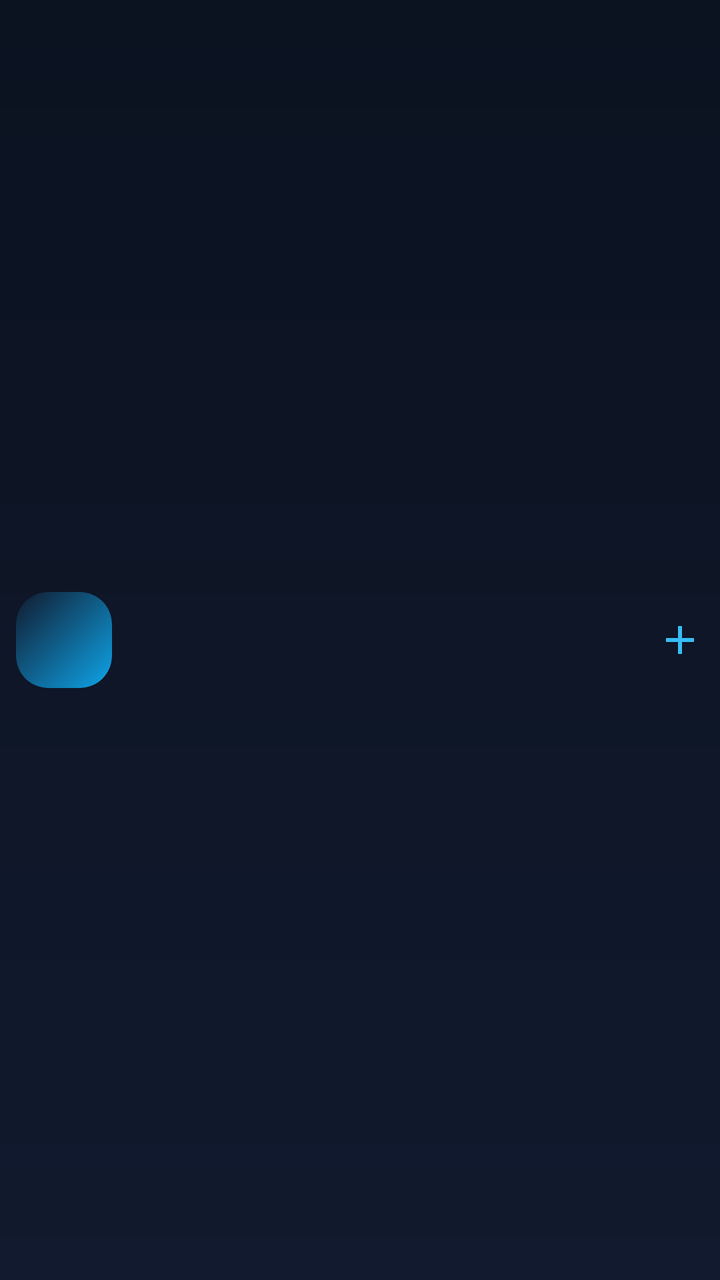
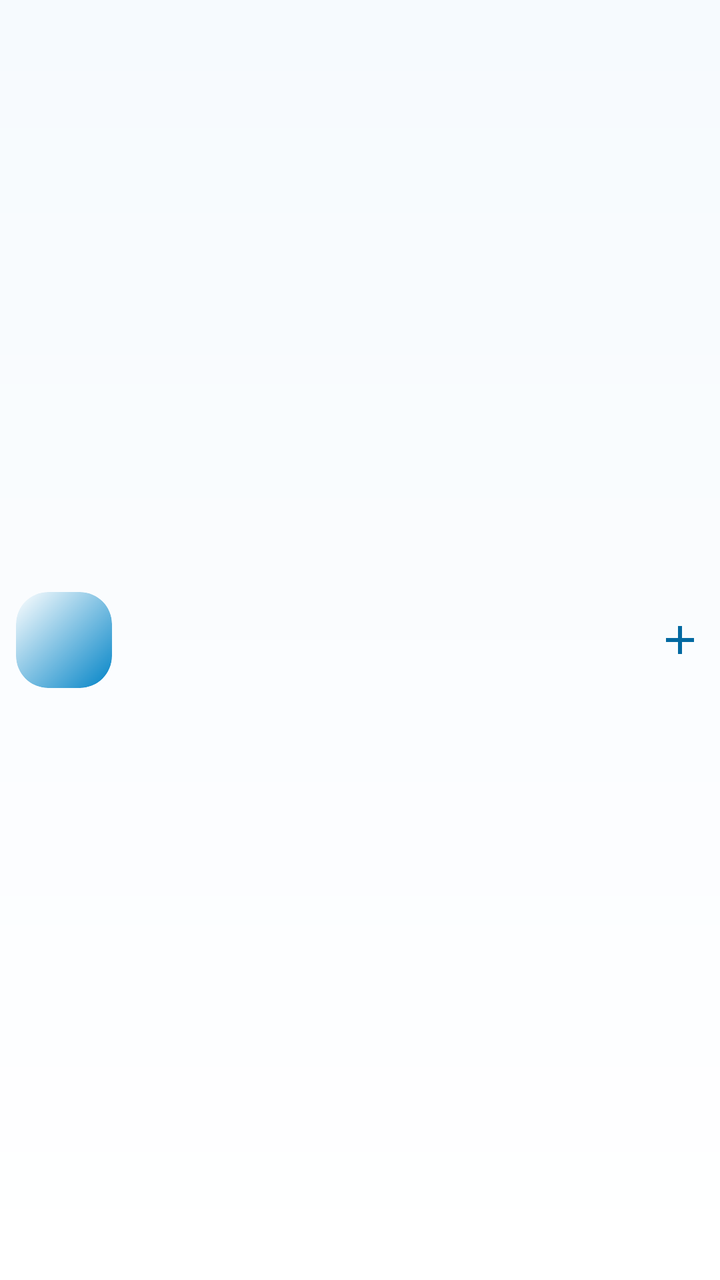

Compare the two renders of this Android layout. The source of the first and the diff that turns it into the second are given below.
<!-- AndroidManifest.xml: application theme Theme.MystMusic -->
<!-- res/layout/item_playlist_pick.xml -->
<?xml version="1.0" encoding="utf-8"?>
<LinearLayout xmlns:android="http://schemas.android.com/apk/res/android"
    xmlns:app="http://schemas.android.com/apk/res-auto"
    android:layout_width="match_parent"
    android:layout_height="64dp"
    android:background="?attr/selectableItemBackground"
    android:clickable="true"
    android:focusable="true"
    android:gravity="center_vertical"
    android:orientation="horizontal"
    android:paddingStart="@dimen/space_s"
    android:paddingEnd="@dimen/space_s">

    <com.google.android.material.imageview.ShapeableImageView
        android:id="@+id/pickCover"
        android:layout_width="48dp"
        android:layout_height="48dp"
        android:background="@drawable/bg_playlist_placeholder"
        android:contentDescription="@null"
        android:scaleType="centerCrop"
        app:shapeAppearanceOverlay="@style/ShapeAppearance.MystMusic.Cover" />

    <TextView
        android:id="@+id/pickName"
        android:layout_width="0dp"
        android:layout_height="wrap_content"
        android:layout_marginStart="@dimen/space_m"
        android:layout_weight="1"
        android:ellipsize="end"
        android:fontFamily="sans-serif-medium"
        android:maxLines="1"
        android:textColor="@color/text"
        android:textSize="@dimen/text_body" />

    <ImageView
        android:layout_width="24dp"
        android:layout_height="24dp"
        android:contentDescription="@null"
        android:src="@drawable/ic_add"
        app:tint="@color/sky_400" />
</LinearLayout>
<!-- resources referenced by this layout -->
<resources>
  <color name="text">#F1F5F9</color>
  <!-- drawable bg_playlist_placeholder (drawable) -->
  <?xml version="1.0" encoding="utf-8"?>
  <shape xmlns:android="http://schemas.android.com/apk/res/android" android:shape="rectangle">
      <gradient android:angle="135" android:startColor="@color/sky_500" android:endColor="@color/surface" />
      <corners android:radius="16dp" />
  </shape>
  <style name="Theme.MystMusic" parent="Theme.Material3.Dark.NoActionBar">
          <item name="colorPrimary">@color/sky_400</item>
          <item name="colorOnPrimary">@color/bg</item>
          <item name="colorPrimaryContainer">@color/sky_500</item>
          <item name="colorOnPrimaryContainer">@color/bg</item>
          <item name="colorSecondary">@color/sky_500</item>
          <item name="colorOnSecondary">@color/text</item>
          <item name="colorSurface">@color/surface</item>
          <item name="colorOnSurface">@color/text</item>
          <item name="colorOnSurfaceVariant">@color/text_dim</item>
          <item name="colorError">@color/error</item>
          <item name="android:colorBackground">@color/bg</item>
          <item name="android:windowBackground">@drawable/bg_app</item>
          <item name="android:statusBarColor">@android:color/transparent</item>
          <item name="android:navigationBarColor">@android:color/transparent</item>
          <item name="android:windowLightStatusBar">false</item>
          <item name="android:windowLightNavigationBar">false</item>
          <item name="android:windowDrawsSystemBarBackgrounds">true</item>
          <item name="android:textColorPrimary">@color/text</item>
          <item name="android:textColorSecondary">@color/text_dim</item>
          <item name="materialAlertDialogTheme">@style/ThemeOverlay.MystMusic.Dialog</item>
          <item name="bottomSheetDialogTheme">@style/ThemeOverlay.MystMusic.BottomSheet</item>
          <item name="android:windowAnimationStyle">@style/Animation.MystMusic.Window</item>
          <item name="android:windowContentTransitions">true</item>
          <item name="android:forceDarkAllowed" tools:targetApi="q">false</item>
      </style>
  <color name="sky_500">#0EA5E9</color>
  <color name="surface">#111A2E</color>
  <color name="bg">#0B1220</color>
  <color name="text_dim">#94A3B8</color>
  <color name="error">#F87171</color>
  <!-- drawable bg_app (drawable) -->
  <?xml version="1.0" encoding="utf-8"?>
  <shape xmlns:android="http://schemas.android.com/apk/res/android" android:shape="rectangle">
      <gradient android:angle="270" android:startColor="@color/bg" android:endColor="@color/surface" />
  </shape>
  <style name="ThemeOverlay.MystMusic.Dialog" parent="ThemeOverlay.Material3.MaterialAlertDialog">
          <item name="colorSurface">@color/surface_alt</item>
          <item name="colorOnSurface">@color/text</item>
          <item name="colorPrimary">@color/sky_400</item>
          <item name="android:windowBackground">@color/transparent</item>
          <item name="android:windowAnimationStyle">@style/Animation.MystMusic.Dialog</item>
      </style>
  <color name="surface_alt">#16223A</color>
  <style name="Widget.MystMusic.BottomSheet" parent="Widget.Material3.BottomSheet.Modal">
          <item name="backgroundTint">@color/surface_alt</item>
          <item name="shapeAppearanceOverlay">@style/ShapeAppearance.MystMusic.BottomSheet</item>
      </style>
  <!-- unchanged entries left out for length: 12 -->
</resources>

<!-- the commit's change to res/layout/item_playlist_pick.xml (unified diff, before → after) -->
@@ -29,7 +29,7 @@
         android:ellipsize="end"
         android:fontFamily="sans-serif-medium"
         android:maxLines="1"
-        android:textColor="@color/text"
+        android:textColor="?attr/mystOnSurface"
         android:textSize="@dimen/text_body" />
 
     <ImageView
@@ -37,5 +37,5 @@
         android:layout_height="24dp"
         android:contentDescription="@null"
         android:src="@drawable/ic_add"
-        app:tint="@color/sky_400" />
+        app:tint="?attr/mystAccentText" />
 </LinearLayout>
<!-- resource entries referenced after the edit -->
@@ -1,58 +1,101 @@
 <!-- resources referenced by this layout -->
 <resources>
-  <color name="text">#F1F5F9</color>
   <!-- drawable bg_playlist_placeholder (drawable) -->
   <?xml version="1.0" encoding="utf-8"?>
   <shape xmlns:android="http://schemas.android.com/apk/res/android" android:shape="rectangle">
-      <gradient android:angle="135" android:startColor="@color/sky_500" android:endColor="@color/surface" />
+      <gradient android:angle="135" android:startColor="?attr/mystAccentDark" android:endColor="?attr/mystSurface" />
       <corners android:radius="16dp" />
   </shape>
-  <style name="Theme.MystMusic" parent="Theme.Material3.Dark.NoActionBar">
-          <item name="colorPrimary">@color/sky_400</item>
-          <item name="colorOnPrimary">@color/bg</item>
-          <item name="colorPrimaryContainer">@color/sky_500</item>
-          <item name="colorOnPrimaryContainer">@color/bg</item>
-          <item name="colorSecondary">@color/sky_500</item>
-          <item name="colorOnSecondary">@color/text</item>
-          <item name="colorSurface">@color/surface</item>
-          <item name="colorOnSurface">@color/text</item>
-          <item name="colorOnSurfaceVariant">@color/text_dim</item>
-          <item name="colorError">@color/error</item>
-          <item name="android:colorBackground">@color/bg</item>
+  <style name="Theme.MystMusic" parent="Theme.MystMusic.Base">
+          <item name="colorPrimary">@color/light_accent</item>
+          <item name="colorOnPrimary">@color/on_accent</item>
+          <item name="colorPrimaryContainer">@color/sky_400</item>
+          <item name="colorOnPrimaryContainer">@color/on_accent</item>
+          <item name="colorSecondary">@color/light_accent_text</item>
+          <item name="colorOnSecondary">@color/on_accent</item>
+          <item name="colorSurface">@color/light_surface</item>
+          <item name="colorOnSurface">@color/light_text</item>
+          <item name="colorSurfaceVariant">@color/light_surface_alt</item>
+          <item name="colorOnSurfaceVariant">@color/light_text_dim</item>
+          <item name="colorOutline">@color/light_stroke_strong</item>
+          <item name="colorError">@color/light_error</item>
+          <item name="colorOnError">@color/white</item>
+          <item name="colorControlNormal">@color/light_text_dim</item>
+          <item name="colorControlActivated">@color/light_accent</item>
+          <item name="colorControlHighlight">@color/accent_alpha_24</item>
+          <item name="android:colorBackground">@color/light_bg</item>
+          <item name="android:textColorPrimary">@color/light_text</item>
+          <item name="android:textColorSecondary">@color/light_text_dim</item>
+          <item name="android:windowLightStatusBar" tools:targetApi="m">true</item>
+          <item name="android:windowLightNavigationBar" tools:targetApi="o_mr1">true</item>
+  
+          <item name="mystBackground">@color/light_bg</item>
+          <item name="mystSurface">@color/light_surface</item>
+          <item name="mystSurfaceAlt">@color/light_surface_alt</item>
+          <item name="mystOnSurface">@color/light_text</item>
+          <item name="mystOnSurfaceDim">@color/light_text_dim</item>
+          <item name="mystNavbarBg">@color/light_navbar</item>
+          <item name="mystStroke">@color/light_stroke</item>
+          <item name="mystStrokeStrong">@color/light_stroke_strong</item>
+          <item name="mystGradientStart">@color/light_bg</item>
+          <item name="mystGradientEnd">@color/light_surface_alt</item>
+          <item name="mystAccent">@color/light_accent</item>
+          <item name="mystAccentDark">@color/light_accent_dark</item>
+          <item name="mystAccentText">@color/light_accent_text</item>
+          <item name="mystOnAccent">@color/on_accent</item>
+          <item name="mystOnImage">@color/on_image</item>
+          <item name="mystImageScrim">@color/image_scrim</item>
+          <item name="mystPlayerScrim">@color/light_player_scrim</item>
+          <item name="mystError">@color/light_error</item>
+          <item name="mystSuccess">@color/light_success</item>
+          <item name="mystAccentAlpha16">@color/accent_alpha_16</item>
+          <item name="mystAccentAlpha24">@color/accent_alpha_24</item>
+      </style>
+  <style name="Theme.MystMusic.Base" parent="Theme.Material3.DayNight.NoActionBar">
           <item name="android:windowBackground">@drawable/bg_app</item>
           <item name="android:statusBarColor">@android:color/transparent</item>
           <item name="android:navigationBarColor">@android:color/transparent</item>
-          <item name="android:windowLightStatusBar">false</item>
-          <item name="android:windowLightNavigationBar">false</item>
           <item name="android:windowDrawsSystemBarBackgrounds">true</item>
-          <item name="android:textColorPrimary">@color/text</item>
-          <item name="android:textColorSecondary">@color/text_dim</item>
+          <item name="android:windowContentTransitions">true</item>
+          <item name="android:forceDarkAllowed" tools:targetApi="q">false</item>
           <item name="materialAlertDialogTheme">@style/ThemeOverlay.MystMusic.Dialog</item>
           <item name="bottomSheetDialogTheme">@style/ThemeOverlay.MystMusic.BottomSheet</item>
           <item name="android:windowAnimationStyle">@style/Animation.MystMusic.Window</item>
-          <item name="android:windowContentTransitions">true</item>
-          <item name="android:forceDarkAllowed" tools:targetApi="q">false</item>
       </style>
-  <color name="sky_500">#0EA5E9</color>
-  <color name="surface">#111A2E</color>
-  <color name="bg">#0B1220</color>
-  <color name="text_dim">#94A3B8</color>
-  <color name="error">#F87171</color>
+  <color name="light_accent">#0EA5E9</color>
+  <color name="on_accent">#04202E</color>
+  <color name="light_accent_text">#0369A1</color>
+  <color name="light_surface">#FFFFFF</color>
+  <color name="light_text">#0F172A</color>
+  <color name="light_surface_alt">#E8F3FC</color>
+  <color name="light_text_dim">#475569</color>
+  <color name="light_stroke_strong">#330F172A</color>
+  <color name="light_error">#DC2626</color>
+  <color name="white">#FFFFFF</color>
+  <color name="accent_alpha_24">#3D38BDF8</color>
+  <color name="light_bg">#F6FAFE</color>
+  <color name="light_navbar">#EBFFFFFF</color>
+  <color name="light_stroke">#1A0F172A</color>
+  <color name="light_accent_dark">#0284C7</color>
+  <color name="on_image">#FFFFFF</color>
+  <color name="image_scrim">#80000000</color>
+  <color name="light_player_scrim">#CCF6FAFE</color>
+  <color name="light_success">#15803D</color>
+  <color name="accent_alpha_16">#2938BDF8</color>
   <!-- drawable bg_app (drawable) -->
   <?xml version="1.0" encoding="utf-8"?>
   <shape xmlns:android="http://schemas.android.com/apk/res/android" android:shape="rectangle">
-      <gradient android:angle="270" android:startColor="@color/bg" android:endColor="@color/surface" />
+      <gradient android:angle="270" android:startColor="?attr/mystBackground" android:endColor="?attr/mystSurface" />
   </shape>
   <style name="ThemeOverlay.MystMusic.Dialog" parent="ThemeOverlay.Material3.MaterialAlertDialog">
-          <item name="colorSurface">@color/surface_alt</item>
-          <item name="colorOnSurface">@color/text</item>
-          <item name="colorPrimary">@color/sky_400</item>
+          <item name="colorSurface">?attr/mystSurfaceAlt</item>
+          <item name="colorOnSurface">?attr/mystOnSurface</item>
+          <item name="colorPrimary">?attr/mystAccentText</item>
           <item name="android:windowBackground">@color/transparent</item>
           <item name="android:windowAnimationStyle">@style/Animation.MystMusic.Dialog</item>
       </style>
-  <color name="surface_alt">#16223A</color>
   <style name="Widget.MystMusic.BottomSheet" parent="Widget.Material3.BottomSheet.Modal">
-          <item name="backgroundTint">@color/surface_alt</item>
+          <item name="backgroundTint">?attr/mystSurfaceAlt</item>
           <item name="shapeAppearanceOverlay">@style/ShapeAppearance.MystMusic.BottomSheet</item>
       </style>
   <!-- unchanged entries left out for length: 12 -->
